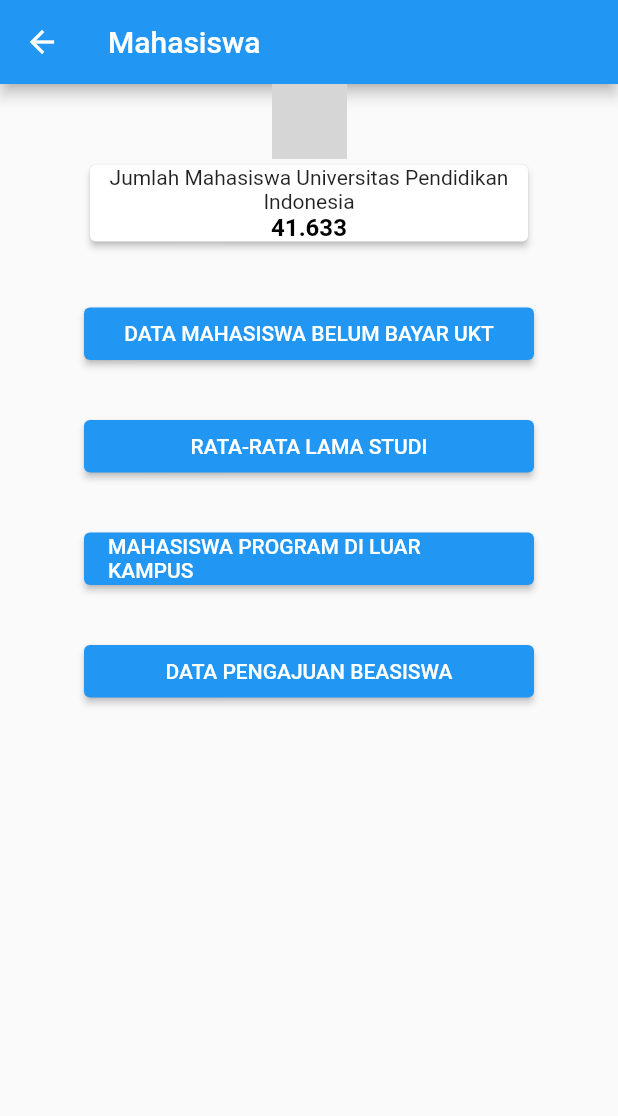
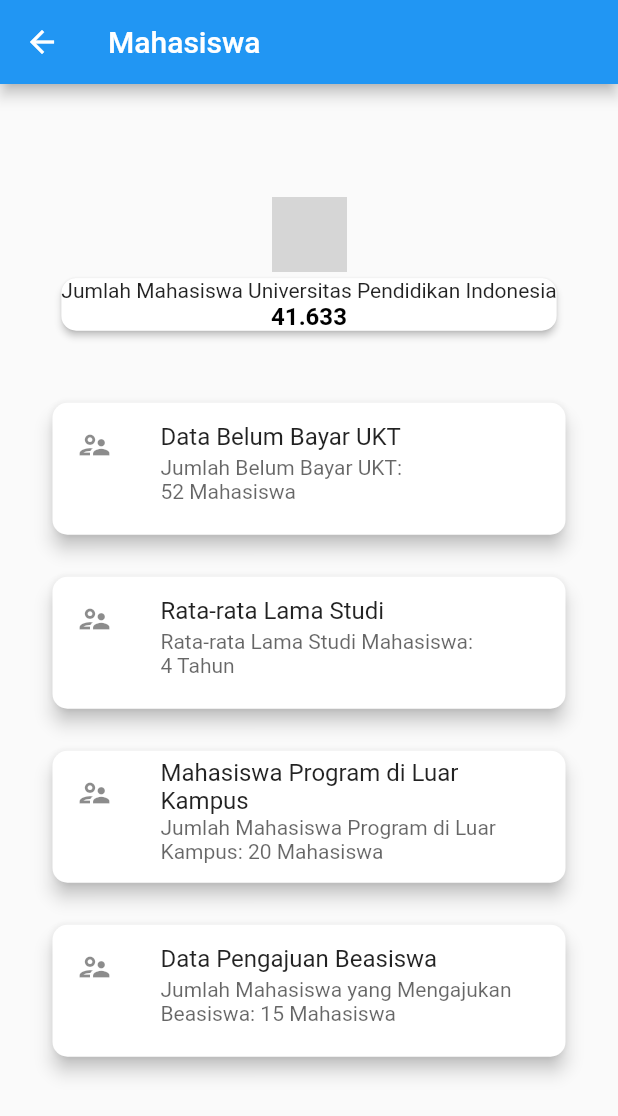
Before and after one commit to Fadil3/upi_dalam_data, a Flutter app: the Mahasiswa screen opened directly, on a phone screen of 412 x 824 dp. Shown: the top 1116 px of the screen. Run offline on Flutter 3.47's test engine with Material 2 defaults, Android fonts, the phone set to English and light mode, and no system bars; our stand-ins replace accordion, syncfusion_flutter_charts; grey boxes are pictures that could not be loaded.

Commit message:
update mahasiswa.dart
mengubah button menjadi card

```diff
--- a/lib/mahasiswa.dart
+++ b/lib/mahasiswa.dart
@@ -11,7 +11,6 @@
 }
 
 class _MahasiswaState extends State<Mahasiswa> {
-
   @override
   Widget build(BuildContext context) {
     return Scaffold(
@@ -19,6 +18,7 @@
         title: const Text('Mahasiswa'),
       ),
       body: Center(
+        child: SingleChildScrollView(
           child: Column(children: <Widget>[
             Image.asset(
               "images/logo-upi.png",
@@ -26,14 +26,13 @@
               width: 50,
             ),
             SizedBox(
-            width: 300,
+              width: 350,
               child: Column(children: [
                 Card(
                   elevation: 2,
                   child: Column(
                     children: const [
-                      Text(
-                          "Jumlah Mahasiswa Universitas Pendidikan Indonesia",
+                      Text("Jumlah Mahasiswa Universitas Pendidikan Indonesia",
                           textAlign: TextAlign.center),
                       Text(
                         '41.633',
@@ -43,59 +42,139 @@
                             color: Colors.black),
                       ),
                     ],
-                  )),
+                  ),
+                  shape: RoundedRectangleBorder(
+                    borderRadius: BorderRadius.circular(10.0),
+                  ),
+                ),
               ]),
             ),
             const Padding(
               padding: EdgeInsets.all(20),
             ),
             SizedBox(
-            width: 300,
-            height: 35,
-            child: ElevatedButton(
-              onPressed: () {
-                // Respond to button press
-              },
-              child: const Text('DATA MAHASISWA BELUM BAYAR UKT'),
+              width: 350,
+              child: InkWell(
+                splashColor: Colors.blue.withAlpha(30),
+                onTap: () {},
+                child: Card(
+                  semanticContainer: true,
+                  clipBehavior: Clip.antiAliasWithSaveLayer,
+                  child: Column(
+                    children: [
+                      ListTile(
+                        title: const Text('Data Belum Bayar UKT'),
+                        subtitle: Text(
+                          'Jumlah Belum Bayar UKT:                        52 Mahasiswa',
+                          style:
+                              TextStyle(color: Colors.black.withOpacity(0.6)),
+                        ),
+                        isThreeLine: true,
+                        leading: const Icon(Icons.supervisor_account_outlined),
+                      ),
+                    ],
+                  ),
+                  shape: RoundedRectangleBorder(
+                    borderRadius: BorderRadius.circular(10.0),
+                  ),
+                  elevation: 5,
+                ),
               ),
             ),
             const Padding(
-            padding: EdgeInsets.all(20),
+              padding: EdgeInsets.all(10),
             ),
             SizedBox(
-            width: 300,
-            height: 35,
-            child: ElevatedButton(
-              onPressed: () {
-                // Respond to button press
-              },
-              child: const Text('RATA-RATA LAMA STUDI'),
+              width: 350,
+              child: InkWell(
+                splashColor: Colors.blue.withAlpha(30),
+                onTap: () {},
+                child: Card(
+                  semanticContainer: true,
+                  clipBehavior: Clip.antiAliasWithSaveLayer,
+                  child: Column(
+                    children: [
+                      ListTile(
+                        title: const Text('Rata-rata Lama Studi'),
+                        subtitle: Text(
+                          'Rata-rata Lama Studi Mahasiswa:                4 Tahun',
+                          style:
+                              TextStyle(color: Colors.black.withOpacity(0.6)),
+                        ),
+                        isThreeLine: true,
+                        leading: const Icon(Icons.supervisor_account_outlined),
+                      ),
+                    ],
+                  ),
+                  shape: RoundedRectangleBorder(
+                    borderRadius: BorderRadius.circular(10.0),
+                  ),
+                  elevation: 5,
+                ),
               ),
             ),
             const Padding(
-            padding: EdgeInsets.all(20),
+              padding: EdgeInsets.all(10),
             ),
             SizedBox(
-            width: 300,
-            height: 35,
-            child: ElevatedButton(
-              onPressed: () {
-                // Respond to button press
-              },
-              child: const Text('MAHASISWA PROGRAM DI LUAR KAMPUS'),
+              width: 350,
+              child: InkWell(
+                splashColor: Colors.blue.withAlpha(30),
+                onTap: () {},
+                child: Card(
+                  semanticContainer: true,
+                  clipBehavior: Clip.antiAliasWithSaveLayer,
+                  child: Column(
+                    children: [
+                      ListTile(
+                        title: const Text('Mahasiswa Program di Luar Kampus'),
+                        subtitle: Text(
+                          'Jumlah Mahasiswa Program di Luar Kampus: 20 Mahasiswa',
+                          style:
+                              TextStyle(color: Colors.black.withOpacity(0.6)),
+                        ),
+                        leading: const Icon(Icons.supervisor_account_outlined),
+                        isThreeLine: true,
+                      ),
+                    ],
+                  ),
+                  shape: RoundedRectangleBorder(
+                    borderRadius: BorderRadius.circular(10.0),
+                  ),
+                  elevation: 5,
+                ),
               ),
             ),
             const Padding(
-            padding: EdgeInsets.all(20),
+              padding: EdgeInsets.all(10),
             ),
             SizedBox(
-            width: 300,
-            height: 35,
-            child: ElevatedButton(
-              onPressed: () {
-                // Respond to button press
-              },
-              child: const Text('DATA PENGAJUAN BEASISWA'),
+              width: 350,
+              child: InkWell(
+                splashColor: Colors.blue.withAlpha(30),
+                onTap: () {},
+                child: Card(
+                  semanticContainer: true,
+                  clipBehavior: Clip.antiAliasWithSaveLayer,
+                  child: Column(
+                    children: [
+                      ListTile(
+                        title: const Text('Data Pengajuan Beasiswa'),
+                        subtitle: Text(
+                          'Jumlah Mahasiswa yang Mengajukan Beasiswa: 15 Mahasiswa',
+                          style:
+                              TextStyle(color: Colors.black.withOpacity(0.6)),
+                        ),
+                        isThreeLine: true,
+                        leading: const Icon(Icons.supervisor_account_outlined),
+                      ),
+                    ],
+                  ),
+                  shape: RoundedRectangleBorder(
+                    borderRadius: BorderRadius.circular(10.0),
+                  ),
+                  elevation: 5,
+                ),
               ),
             ),
             const Padding(
@@ -103,6 +182,7 @@
             ),
           ]),
         ),
+      ),
     );
   }
 }
```
Lines whose indentation alone changed are shown as unchanged.
